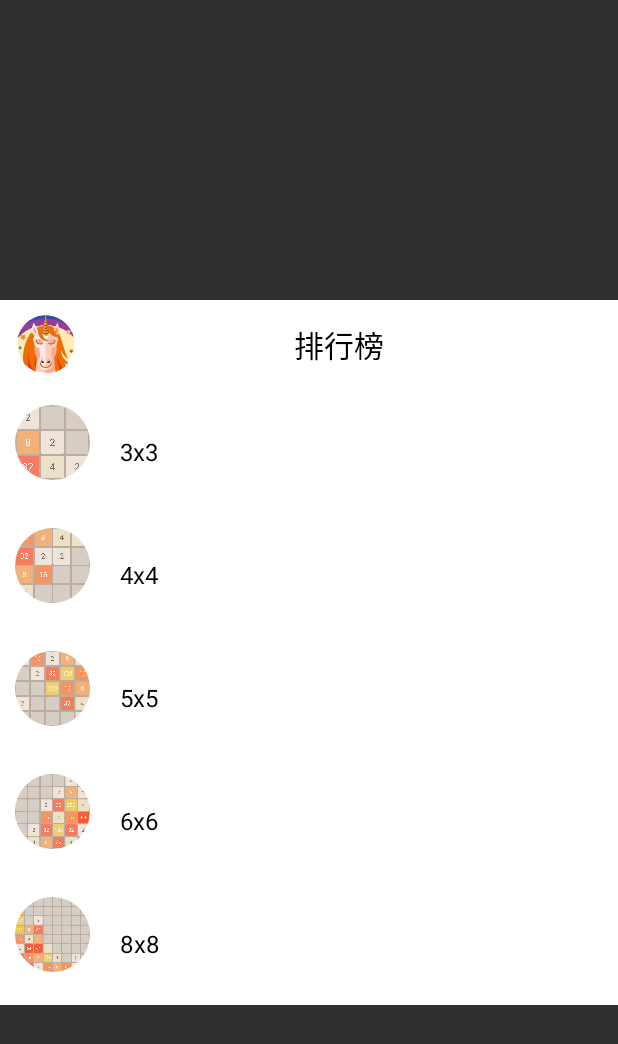
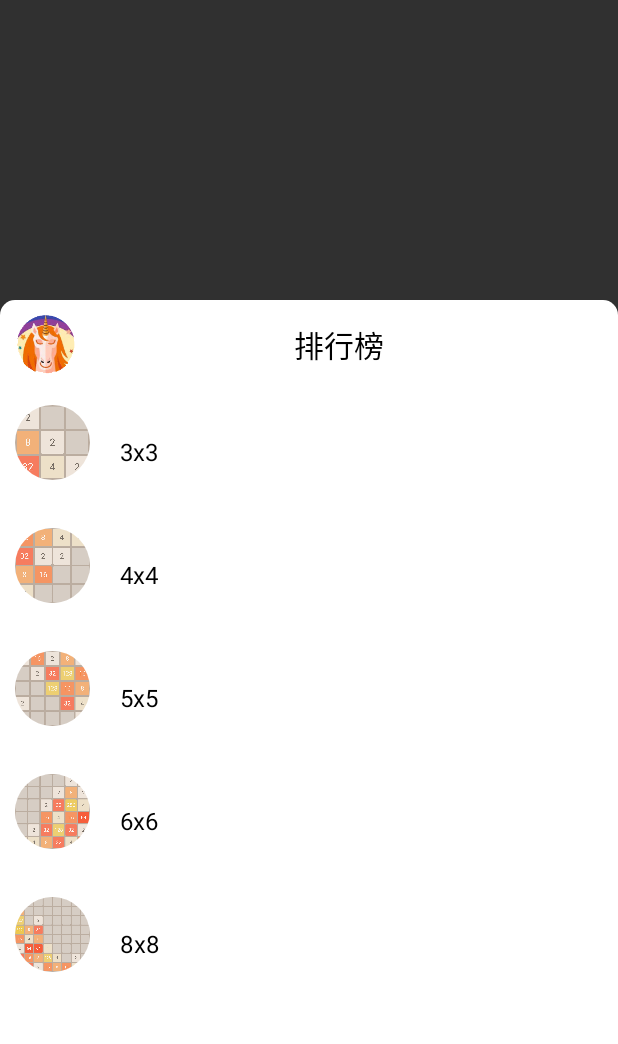
Before and after one commit to Ria122526/Game2048kt, an Android app: the layout dialog_rank.xml on its own in the app's theme, with its tools: preview values and no code run, on a phone screen of 412 x 824 dp. Shown: the top 1044 px of the screen. Run offline under Robolectric (Android 15) with nearby library versions, the phone set to English and light mode, and no system bars.

Commit message:
dialog_game_end_record

```diff
--- a/app/src/main/res/drawable/dialog_bg.xml
+++ b/app/src/main/res/drawable/dialog_bg.xml
@@ -3,7 +3,7 @@
 
     <solid android:color="@color/white" />
     <corners
-        android:topLeftRadius="20dp"
+        android:topLeftRadius="10dp"
         android:topRightRadius="10dp" />
 
 </shape>
--- a/app/src/main/res/layout/dialog_rank.xml
+++ b/app/src/main/res/layout/dialog_rank.xml
@@ -4,13 +4,13 @@
     android:id="@+id/dg_rl"
     android:layout_width="match_parent"
     android:layout_height="match_parent"
+    android:background="@drawable/dialog_bg"
     android:translationY="200dp">
 
     <LinearLayout
         android:id="@+id/dg_ll_rank"
         android:layout_width="match_parent"
         android:layout_height="wrap_content"
-        android:background="@color/white"
         android:orientation="horizontal"
         android:padding="10dp">
 
@@ -24,7 +24,6 @@
             android:layout_width="match_parent"
             android:layout_height="wrap_content"
             android:layout_gravity="center"
-            android:background="@color/white"
             android:text="@string/rank"
             android:textAlignment="center"
             android:textColor="@color/black"
@@ -37,7 +36,6 @@
         android:layout_width="match_parent"
         android:layout_height="wrap_content"
         android:layout_below="@+id/dg_ll_rank"
-        android:background="@color/white"
         android:orientation="horizontal"
         android:padding="10dp">
 
@@ -51,7 +49,6 @@
             android:layout_width="match_parent"
             android:layout_height="wrap_content"
             android:layout_gravity="center"
-            android:background="@color/white"
             android:padding="20dp"
             android:text="@string/three"
             android:textColor="@color/black"
@@ -63,7 +60,6 @@
         android:layout_width="match_parent"
         android:layout_height="wrap_content"
         android:layout_below="@+id/dg_ll_three"
-        android:background="@color/white"
         android:orientation="horizontal"
         android:padding="10dp">
 
@@ -77,7 +73,6 @@
             android:layout_width="match_parent"
             android:layout_height="wrap_content"
             android:layout_gravity="center"
-            android:background="@color/white"
             android:padding="20dp"
             android:text="@string/four"
             android:textColor="@color/black"
@@ -90,7 +85,6 @@
         android:layout_width="match_parent"
         android:layout_height="wrap_content"
         android:layout_below="@+id/dg_ll_four"
-        android:background="@color/white"
         android:orientation="horizontal"
         android:padding="10dp">
 
@@ -104,7 +98,6 @@
             android:layout_width="match_parent"
             android:layout_height="wrap_content"
             android:layout_gravity="center"
-            android:background="@color/white"
             android:padding="20dp"
             android:text="@string/five"
             android:textColor="@color/black"
@@ -117,7 +110,6 @@
         android:layout_width="match_parent"
         android:layout_height="wrap_content"
         android:layout_below="@+id/dg_ll_five"
-        android:background="@color/white"
         android:orientation="horizontal"
         android:padding="10dp">
 
@@ -131,7 +123,6 @@
             android:layout_width="match_parent"
             android:layout_height="wrap_content"
             android:layout_gravity="center"
-            android:background="@color/white"
             android:padding="20dp"
             android:text="@string/six"
             android:textColor="@color/black"
@@ -144,7 +135,6 @@
         android:layout_width="match_parent"
         android:layout_height="wrap_content"
         android:layout_below="@+id/dg_ll_six"
-        android:background="@color/white"
         android:orientation="horizontal"
         android:padding="10dp">
 
@@ -158,7 +148,6 @@
             android:layout_width="match_parent"
             android:layout_height="wrap_content"
             android:layout_gravity="center"
-            android:background="@color/white"
             android:padding="20dp"
             android:text="@string/eight"
             android:textColor="@color/black"
```
Also changed, not shown: app/src/main/res/layout/dialog_game_end_record.xml (added, +31 -0 lines), app/src/main/res/layout/dialog_rank_detail.xml (+51 -3 lines).
